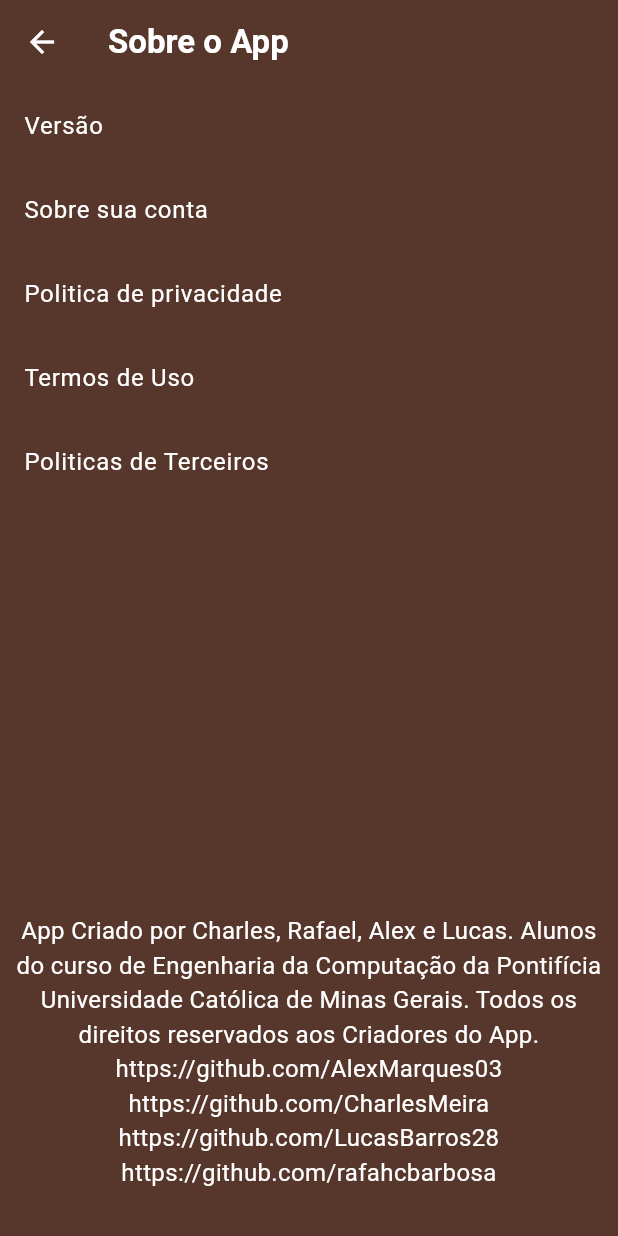
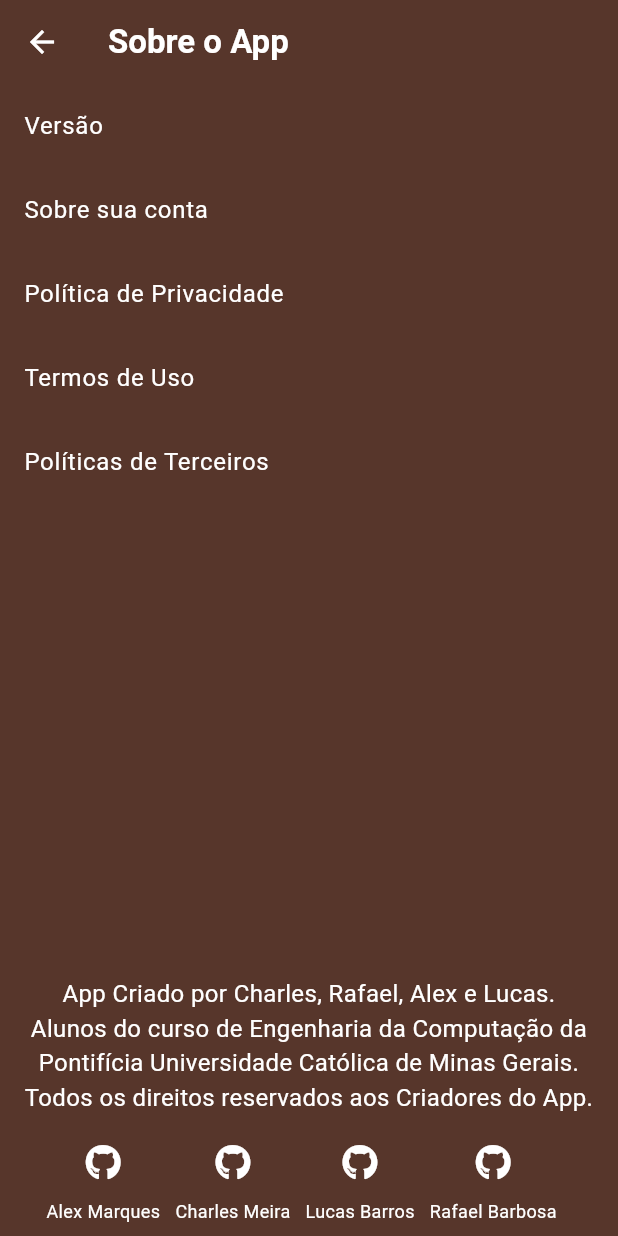
Before and after one commit to LucasBarros28/AppMobile, a Flutter app: the Sobre screen opened directly, on a phone screen of 412 x 824 dp. Run offline on Flutter 3.47's test engine with Material 3 defaults, Android fonts, the phone set to English and light mode, and no system bars; our stand-ins replace font_awesome_flutter, mask_text_input_formatter.

Commit message:
github icon

```diff
--- a/lib/Sobre.dart
+++ b/lib/Sobre.dart
@@ -1,4 +1,6 @@
 import 'package:flutter/material.dart';
+import 'package:url_launcher/url_launcher.dart';
+import 'package:font_awesome_flutter/font_awesome_flutter.dart';
 
 class Sobre extends StatefulWidget {
   @override
@@ -6,8 +8,12 @@ class Sobre extends StatefulWidget {
 }
 
 class _SobreState extends State<Sobre> {
-  TextEditingController _textEditingController =
-      TextEditingController(); // Instanciar o objeto para controlar o campo de texto
+  final List<Map<String, String>> githubLinks = [
+    {'name': 'Alex Marques', 'url': 'https://github.com/AlexMarques03'},
+    {'name': 'Charles Meira', 'url': 'https://github.com/CharlesMeira'},
+    {'name': 'Lucas Barros', 'url': 'https://github.com/LucasBarros28'},
+    {'name': 'Rafael Barbosa', 'url': 'https://github.com/rafahcbarbosa'},
+  ];
 
   @override
   Widget build(BuildContext context) {
@@ -27,7 +33,7 @@ class _SobreState extends State<Sobre> {
             color: Colors.white,
           ),
           onPressed: () {
-            Navigator.pop(context); // Volta para a tela anterior
+            Navigator.pop(context);
           },
         ),
       ),
@@ -36,7 +42,13 @@ class _SobreState extends State<Sobre> {
         children: [
           ListView(
             children: [
-              InkWell(
+              ListTile(
+                title: const Text(
+                  'Versão',
+                  style: TextStyle(
+                    color: Colors.white,
+                  ),
+                ),
                 onTap: () {
                   showDialog(
                     context: context,
@@ -45,52 +57,37 @@ class _SobreState extends State<Sobre> {
                         title: Text("Versão"),
                         content: Text("1.0.0"),
                       );
-                      });
                     },
-                child: ListTile(
-                  title: const Text(
-                    'Versão',
-                    style: TextStyle(
-                      color: Colors.white,
+                  );
+                },
               ),
-                  ),
-                ),
-              ),
-              InkWell(
-                onTap: () => print('Sobre sua conta'),
-                child: ListTile(
+              ListTile(
                 title: const Text(
                   'Sobre sua conta',
                   style: TextStyle(color: Colors.white),
                 ),
+                onTap: () => print('Sobre sua conta'),
               ),
-              ),
-              InkWell(
-                onTap: () => print('Politica de privacidade'),
-                child: ListTile(
+              ListTile(
                 title: const Text(
-                    'Politica de privacidade',
+                  'Política de Privacidade',
                   style: TextStyle(color: Colors.white),
                 ),
+                onTap: () => print('Política de privacidade'),
               ),
-              ),
-              InkWell(
-                onTap: () => print('Termos de Uso'),
-                child: ListTile(
+              ListTile(
                 title: const Text(
                   'Termos de Uso',
                   style: TextStyle(color: Colors.white),
                 ),
+                onTap: () => print('Termos de Uso'),
               ),
-              ),
-              InkWell(
-                onTap: () => print('Politicas de Terceiros'),
-                child: ListTile(
+              ListTile(
                 title: const Text(
-                    'Politicas de Terceiros',
+                  'Políticas de Terceiros',
                   style: TextStyle(color: Colors.white),
                 ),
-                ),
+                onTap: () => print('Políticas de Terceiros'),
               ),
             ],
           ),
@@ -98,17 +95,48 @@ class _SobreState extends State<Sobre> {
             alignment: Alignment.bottomCenter,
             child: Padding(
               padding: const EdgeInsets.all(8.0),
-              child: Text(
-                'App Criado por Charles, Rafael, Alex e Lucas. '
-                'Alunos do curso de Engenharia da Computação da '
-                'Pontifícia Universidade Católica de Minas Gerais. '
-                'Todos os direitos reservados aos Criadores do App.\n'
-                'https://github.com/AlexMarques03\n'
-                'https://github.com/CharlesMeira\n'
-                'https://github.com/LucasBarros28\n'
-                'https://github.com/rafahcbarbosa\n',
+              child: Column(
+                mainAxisSize: MainAxisSize.min,
+                children: [
+                  Text(
+                    'App Criado por Charles, Rafael, Alex e Lucas.\n'
+                    'Alunos do curso de Engenharia da Computação da\n'
+                    'Pontifícia Universidade Católica de Minas Gerais.\n'
+                    'Todos os direitos reservados aos Criadores do App.',
                     textAlign: TextAlign.center,
                     style: TextStyle(fontSize: 16, color: Colors.white),
+                  ),
+                  SizedBox(height: 8),
+                  Row(
+                    mainAxisAlignment: MainAxisAlignment.center,
+                    children: githubLinks.map((link) {
+                      return Row(
+                        children: [
+                          Column(
+                            children: [
+                              IconButton(
+                                icon: FaIcon(FontAwesomeIcons.github,
+                                    color: Colors.white),
+                                onPressed: () async {
+                                  final url = link['url']!;
+                                  if (await canLaunch(url)) {
+                                    await launch(url);
+                                  }
+                                },
+                              ),
+                              Text(
+                                link['name']!,
+                                style: TextStyle(
+                                    color: Colors.white, fontSize: 12),
+                              ),
+                            ],
+                          ),
+                          SizedBox(width: 10),
+                        ],
+                      );
+                    }).toList(),
+                  ),
+                ],
               ),
             ),
           ),
--- a/pubspec.yaml
+++ b/pubspec.yaml
@@ -31,6 +31,11 @@ dependencies:
   flutter:
     sdk: flutter
 
+
+
+  url_launcher: ^6.2.5
+  font_awesome_flutter: ^10.7.0
+
   # The following adds the Cupertino Icons font to your application.
   # Use with the CupertinoIcons class for iOS style icons.
   mask_text_input_formatter: ^2.5.0
@@ -39,6 +44,7 @@ dependencies:
 dev_dependencies:
   flutter_test:
     sdk: flutter
+
 
   # The "flutter_lints" package below contains a set of recommended lints to
   # encourage good coding practices. The lint set provided by the package is
```
Also changed, not shown: pubspec.lock, 5 other files. Lines whose indentation alone changed are shown as unchanged.
